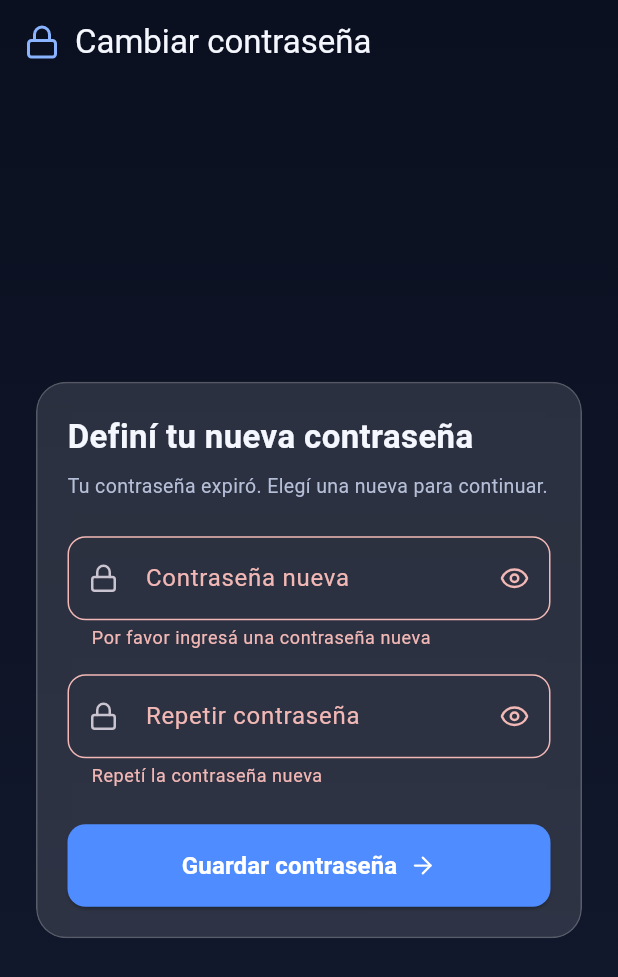
After one commit to hlorenzoz/investep-app, a Flutter app: the ChangePasswordScreen screen opened by its route, after a tap on "Guardar contraseña", on a phone screen of 412 x 824 dp. The commit adds this screen. Shown: the top 977 px of the screen. Run offline on Flutter 3.47's test engine with Material 3 defaults, Android fonts, the phone set to English and light mode, and no system bars; our stand-ins replace dio, flutter_riverpod, flutter_secure_storage, go_router, lucide_icons_flutter, supabase_flutter; accounts and stored records are empty.

Commit message:
feat(auth): add change-password flow for expired passwords
When /auth/me reports mustResetPassword, the login success card shows a
"Cambiar contraseña" action that opens a new screen. It updates the password
via Supabase and clears the must_reset_password user_metadata flag in the same
call, then signs out to force re-login with the new password.

Adds pure password validators with unit tests, a Riverpod controller with
sealed states, and the /change-password route.

```diff
--- a/lib/app/router.dart
+++ b/lib/app/router.dart
@@ -1,6 +1,7 @@
 import 'package:flutter_riverpod/flutter_riverpod.dart';
 import 'package:go_router/go_router.dart';
 
+import '../features/auth/presentation/change_password_screen.dart';
 import '../features/auth/presentation/login_screen.dart';
 import '../features/portfolio/presentation/portfolio_screen.dart';
 
@@ -20,6 +21,11 @@ final routerProvider = Provider<GoRouter>((ref) {
         name: 'login',
         builder: (context, state) => const LoginScreen(),
       ),
+      GoRoute(
+        path: '/change-password',
+        name: 'change_password',
+        builder: (context, state) => const ChangePasswordScreen(),
+      ),
     ],
   );
 });
--- /dev/null
+++ b/lib/features/auth/domain/password_policy.dart
@@ -0,0 +1,37 @@
+/// Política de contraseñas y constante de contrato compartida con la API.
+///
+/// `mustResetPasswordMetadataKey` es la clave que la API lee de `user_metadata`
+/// de Supabase para decidir el flag `mustResetPassword` que retorna `/auth/me`.
+/// Al cambiar la contraseña la limpiamos a `false` en la misma operación.
+///
+/// OJO (deuda de seguridad consciente): este flag vive en `user_metadata`, que
+/// es editable por el propio usuario. El enforcement real debería moverse a
+/// `app_metadata` + un endpoint admin en `investep-app-api`. Ver follow-up.
+const String mustResetPasswordMetadataKey = 'must_reset_password';
+
+/// Longitud mínima exigida para una contraseña nueva.
+const int passwordMinLength = 8;
+
+/// Valida una contraseña nueva. Devuelve el mensaje de error, o `null` si es
+/// válida. Función pura: sin Flutter ni Supabase, fácil de testear.
+String? validateNewPassword(String? value) {
+  if (value == null || value.isEmpty) {
+    return 'Por favor ingresá una contraseña nueva';
+  }
+  if (value.length < passwordMinLength) {
+    return 'La contraseña debe tener al menos $passwordMinLength caracteres';
+  }
+  return null;
+}
+
+/// Valida la confirmación contra la contraseña original. Devuelve el mensaje de
+/// error, o `null` si coinciden.
+String? validatePasswordConfirmation(String? value, String original) {
+  if (value == null || value.isEmpty) {
+    return 'Repetí la contraseña nueva';
+  }
+  if (value != original) {
+    return 'Las contraseñas no coinciden';
+  }
+  return null;
+}
--- /dev/null
+++ b/lib/features/auth/presentation/change_password_controller.dart
@@ -0,0 +1,75 @@
+import 'package:flutter_riverpod/flutter_riverpod.dart';
+import 'package:supabase_flutter/supabase_flutter.dart';
+
+import '../../../core/providers/supabase_provider.dart';
+import '../../../core/storage/secure_session_store.dart';
+import '../domain/password_policy.dart';
+
+/// Estados posibles del cambio de contraseña.
+sealed class ChangePasswordState {
+  const ChangePasswordState();
+}
+
+class ChangePasswordInitial extends ChangePasswordState {
+  const ChangePasswordInitial();
+}
+
+class ChangePasswordLoading extends ChangePasswordState {
+  const ChangePasswordLoading();
+}
+
+class ChangePasswordSuccess extends ChangePasswordState {
+  const ChangePasswordSuccess();
+}
+
+class ChangePasswordFailure extends ChangePasswordState {
+  final String message;
+  const ChangePasswordFailure(this.message);
+}
+
+/// Controlador Riverpod (sin code-gen) del cambio de contraseña.
+///
+/// Flujo:
+/// 1. Actualiza la contraseña en Supabase y, en la MISMA operación, limpia el
+///    flag `must_reset_password` de `user_metadata` (que la API lee en
+///    `/auth/me`).
+/// 2. Cierra la sesión (Supabase + token local) para forzar un re-login con la
+///    contraseña nueva — más seguro que mantener vivos tokens emitidos contra
+///    la contraseña anterior.
+///
+/// La navegación NO vive acá: es responsabilidad de la vista reaccionar al
+/// estado (`ChangePasswordSuccess`).
+class ChangePasswordController extends Notifier<ChangePasswordState> {
+  @override
+  ChangePasswordState build() => const ChangePasswordInitial();
+
+  Future<void> submit(String newPassword) async {
+    state = const ChangePasswordLoading();
+
+    try {
+      final supabaseClient = ref.read(supabaseClientProvider);
+
+      await supabaseClient.auth.updateUser(
+        UserAttributes(
+          password: newPassword,
+          data: {mustResetPasswordMetadataKey: false},
+        ),
+      );
+
+      // Forzamos re-login con la nueva contraseña.
+      await supabaseClient.auth.signOut();
+      await ref.read(secureSessionStoreProvider).clearSession();
+
+      state = const ChangePasswordSuccess();
+    } on AuthException catch (e) {
+      state = ChangePasswordFailure(e.message);
+    } catch (e) {
+      state = ChangePasswordFailure('Ocurrió un error inesperado: $e');
+    }
+  }
+}
+
+final changePasswordControllerProvider =
+    NotifierProvider.autoDispose<ChangePasswordController, ChangePasswordState>(
+      ChangePasswordController.new,
+    );
--- /dev/null
+++ b/lib/features/auth/presentation/change_password_screen.dart
@@ -0,0 +1,314 @@
+import 'package:flutter/material.dart';
+import 'package:flutter_riverpod/flutter_riverpod.dart';
+import 'package:go_router/go_router.dart';
+import 'package:lucide_icons_flutter/lucide_icons.dart';
+
+import '../../../app/theme/app_colors.dart';
+import '../../../app/theme/app_theme.dart';
+import '../../../shared/widgets/glass/glass_card.dart';
+import '../domain/password_policy.dart';
+import 'change_password_controller.dart';
+import 'login_controller.dart';
+
+/// Pantalla de cambio de contraseña.
+///
+/// Se llega acá cuando `/auth/me` reporta `mustResetPassword == true`. Al
+/// completar el cambio, la sesión se cierra y se vuelve al login para
+/// re-autenticarse con la contraseña nueva.
+class ChangePasswordScreen extends ConsumerStatefulWidget {
+  const ChangePasswordScreen({super.key});
+
+  @override
+  ConsumerState<ChangePasswordScreen> createState() =>
+      _ChangePasswordScreenState();
+}
+
+class _ChangePasswordScreenState extends ConsumerState<ChangePasswordScreen> {
+  final _formKey = GlobalKey<FormState>();
+  final _passwordController = TextEditingController();
+  final _confirmController = TextEditingController();
+  bool _obscurePassword = true;
+  bool _obscureConfirm = true;
+
+  @override
+  void dispose() {
+    _passwordController.dispose();
+    _confirmController.dispose();
+    super.dispose();
+  }
+
+  void _submit() {
+    if (_formKey.currentState?.validate() ?? false) {
+      ref
+          .read(changePasswordControllerProvider.notifier)
+          .submit(_passwordController.text);
+    }
+  }
+
+  void _goToLogin() {
+    // Volvemos al login en estado limpio: ya cerramos sesión en el controller.
+    ref.read(loginControllerProvider.notifier).reset();
+    context.go('/login');
+  }
+
+  @override
+  Widget build(BuildContext context) {
+    final ChangePasswordState state = ref.watch(changePasswordControllerProvider);
+
+    return Container(
+      decoration: const BoxDecoration(gradient: AppTheme.backgroundGradient),
+      child: Scaffold(
+        backgroundColor: Colors.transparent,
+        appBar: AppBar(
+          title: const Row(
+            children: [
+              Icon(LucideIcons.lock, size: 24, color: AppColors.accentSoft),
+              SizedBox(width: 10),
+              Text('Cambiar contraseña'),
+            ],
+          ),
+        ),
+        body: SafeArea(
+          child: Center(
+            child: SingleChildScrollView(
+              padding: const EdgeInsets.symmetric(horizontal: 24, vertical: 16),
+              child: _buildContent(state),
+            ),
+          ),
+        ),
+      ),
+    );
+  }
+
+  Widget _buildContent(ChangePasswordState state) {
+    switch (state) {
+      case ChangePasswordLoading():
+        return const GlassCard(
+          child: Column(
+            children: [
+              CircularProgressIndicator(),
+              SizedBox(height: 20),
+              Text(
+                'Actualizando tu contraseña...',
+                style: TextStyle(color: AppColors.textSecondary),
+              ),
+            ],
+          ),
+        );
+      case ChangePasswordSuccess():
+        return _buildSuccessCard();
+      case ChangePasswordInitial() || ChangePasswordFailure():
+        return Column(
+          children: [
+            if (state is ChangePasswordFailure) ...[
+              _buildErrorCard(state.message),
+              const SizedBox(height: 16),
+            ],
+            _buildFormCard(),
+          ],
+        );
+    }
+  }
+
+  Widget _buildSuccessCard() {
+    return GlassCard(
+      borderRadius: 20,
+      child: Column(
+        crossAxisAlignment: CrossAxisAlignment.stretch,
+        children: [
+          const Center(
+            child: Icon(
+              LucideIcons.badgeCheck,
+              color: AppColors.positive,
+              size: 64,
+            ),
+          ),
+          const SizedBox(height: 16),
+          const Center(
+            child: Text(
+              '¡Contraseña actualizada!',
+              style: TextStyle(
+                fontSize: 20,
+                fontWeight: FontWeight.bold,
+                color: AppColors.positive,
+              ),
+            ),
+          ),
+          const SizedBox(height: 8),
+          const Center(
+            child: Text(
+              'Iniciá sesión nuevamente con tu nueva contraseña.',
+              textAlign: TextAlign.center,
+              style: TextStyle(color: AppColors.textSecondary, fontSize: 14),
+            ),
+          ),
+          const SizedBox(height: 24),
+          ElevatedButton.icon(
+            style: ElevatedButton.styleFrom(
+              backgroundColor: AppColors.accent,
+              foregroundColor: Colors.white,
+              padding: const EdgeInsets.symmetric(vertical: 14),
+              shape: RoundedRectangleBorder(
+                borderRadius: BorderRadius.circular(12),
+              ),
+            ),
+            onPressed: _goToLogin,
+            icon: const Icon(LucideIcons.arrowRight, size: 18),
+            label: const Text('Ir a iniciar sesión'),
+          ),
+        ],
+      ),
+    );
+  }
+
+  Widget _buildErrorCard(String message) {
+    return GlassCard(
+      borderRadius: 16,
+      padding: const EdgeInsets.symmetric(horizontal: 20, vertical: 16),
+      child: Row(
+        crossAxisAlignment: CrossAxisAlignment.start,
+        children: [
+          const Icon(LucideIcons.xCircle, color: AppColors.negative, size: 24),
+          const SizedBox(width: 12),
+          Expanded(
+            child: Column(
+              crossAxisAlignment: CrossAxisAlignment.start,
+              children: [
+                const Text(
+                  'No se pudo cambiar la contraseña',
+                  style: TextStyle(
+                    color: AppColors.negative,
+                    fontWeight: FontWeight.bold,
+                    fontSize: 14,
+                  ),
+                ),
+                const SizedBox(height: 4),
+                Text(
+                  message,
+                  style: const TextStyle(
+                    color: AppColors.textSecondary,
+                    fontSize: 13,
+                  ),
+                ),
+              ],
+            ),
+          ),
+        ],
+      ),
+    );
+  }
+
+  Widget _buildFormCard() {
+    return GlassCard(
+      borderRadius: 20,
+      child: Form(
+        key: _formKey,
+        child: Column(
+          crossAxisAlignment: CrossAxisAlignment.stretch,
+          children: [
+            const Text(
+              'Definí tu nueva contraseña',
+              style: TextStyle(
+                fontSize: 22,
+                fontWeight: FontWeight.bold,
+                color: AppColors.textPrimary,
+              ),
+            ),
+            const SizedBox(height: 8),
+            const Text(
+              'Tu contraseña expiró. Elegí una nueva para continuar.',
+              style: TextStyle(color: AppColors.textSecondary, fontSize: 13),
+            ),
+            const SizedBox(height: 24),
+            TextFormField(
+              controller: _passwordController,
+              obscureText: _obscurePassword,
+              textInputAction: TextInputAction.next,
+              decoration: InputDecoration(
+                labelText: 'Contraseña nueva',
+                prefixIcon: const Icon(LucideIcons.lock, size: 20),
+                suffixIcon: IconButton(
+                  icon: Icon(
+                    _obscurePassword ? LucideIcons.eye : LucideIcons.eyeOff,
+                    size: 20,
+                  ),
+                  onPressed: () {
+                    setState(() => _obscurePassword = !_obscurePassword);
+                  },
+                ),
+                border: OutlineInputBorder(
+                  borderRadius: BorderRadius.circular(12),
+                ),
+                enabledBorder: OutlineInputBorder(
+                  borderRadius: BorderRadius.circular(12),
+                  borderSide: const BorderSide(color: AppColors.glassBorder),
+                ),
+                focusedBorder: OutlineInputBorder(
+                  borderRadius: BorderRadius.circular(12),
+                  borderSide: const BorderSide(color: AppColors.accent),
+                ),
+              ),
+              validator: validateNewPassword,
+            ),
+            const SizedBox(height: 16),
+            TextFormField(
+              controller: _confirmController,
+              obscureText: _obscureConfirm,
+              textInputAction: TextInputAction.done,
+              onFieldSubmitted: (_) => _submit(),
+              decoration: InputDecoration(
+                labelText: 'Repetir contraseña',
+                prefixIcon: const Icon(LucideIcons.lock, size: 20),
+                suffixIcon: IconButton(
+                  icon: Icon(
+                    _obscureConfirm ? LucideIcons.eye : LucideIcons.eyeOff,
+                    size: 20,
+                  ),
+                  onPressed: () {
+                    setState(() => _obscureConfirm = !_obscureConfirm);
+                  },
+                ),
+                border: OutlineInputBorder(
+                  borderRadius: BorderRadius.circular(12),
+                ),
+                enabledBorder: OutlineInputBorder(
+                  borderRadius: BorderRadius.circular(12),
+                  borderSide: const BorderSide(color: AppColors.glassBorder),
+                ),
+                focusedBorder: OutlineInputBorder(
+                  borderRadius: BorderRadius.circular(12),
+                  borderSide: const BorderSide(color: AppColors.accent),
+                ),
+              ),
+              validator: (value) =>
+                  validatePasswordConfirmation(value, _passwordController.text),
+            ),
+            const SizedBox(height: 24),
+            ElevatedButton(
+              style: ElevatedButton.styleFrom(
+                backgroundColor: AppColors.accent,
+                foregroundColor: Colors.white,
+                padding: const EdgeInsets.symmetric(vertical: 16),
+                shape: RoundedRectangleBorder(
+                  borderRadius: BorderRadius.circular(12),
+                ),
+              ),
+              onPressed: _submit,
+              child: const Row(
+                mainAxisAlignment: MainAxisAlignment.center,
+                children: [
+                  Text(
+                    'Guardar contraseña',
+                    style: TextStyle(fontSize: 16, fontWeight: FontWeight.bold),
+                  ),
+                  SizedBox(width: 8),
+                  Icon(LucideIcons.arrowRight, size: 18),
+                ],
+              ),
+            ),
+          ],
+        ),
+      ),
+    );
+  }
+}
```
Also changed, not shown: lib/features/auth/presentation/login_screen.dart (+17 -0 lines), 1 other file.
